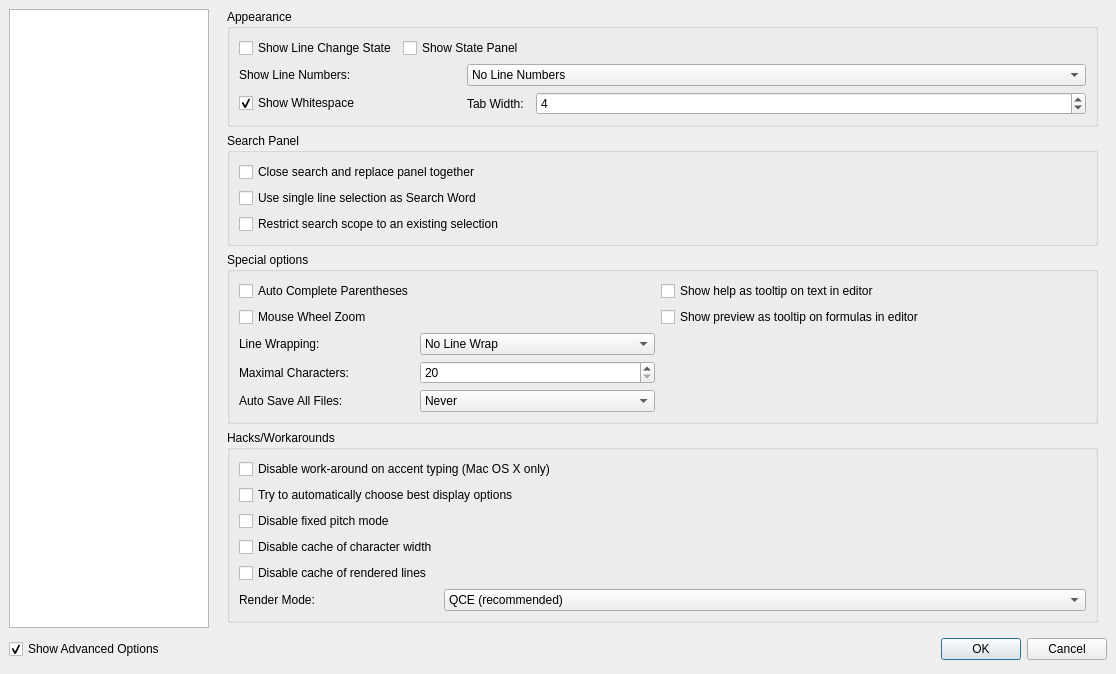
This is configdialog.ui in svn2github/texstudio-trunk as Qt 5 draws it before an edit. The edited form follows.
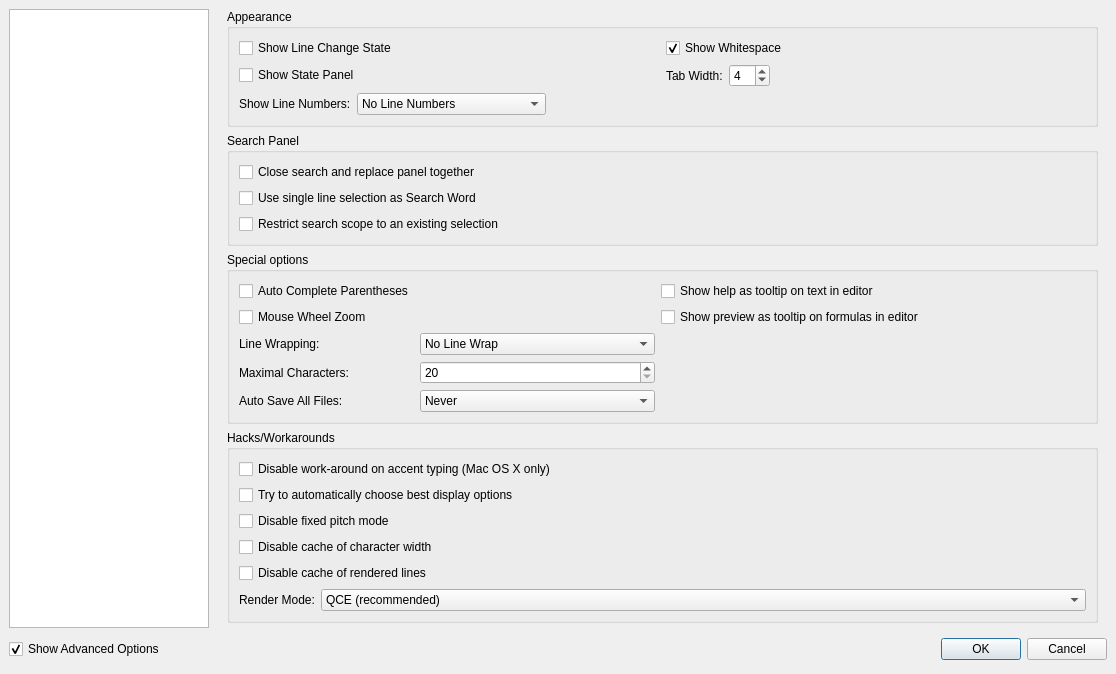
This is the edited form. The open tabs and pages were chosen to show the change. Icons and pictures are not drawn.

Commit message: slight layout adjustment

What changed in the file:
```diff
--- a/configdialog.ui
+++ b/configdialog.ui
@@ -1265,34 +1265,16 @@
               <string>Appearance</string>
              </property>
              <layout class="QGridLayout" name="gridLayout_6">
-              <item row="0" column="0">
-               <widget class="QCheckBox" name="checkBoxLineState">
-                <property name="text">
-                 <string>Show Line Change State</string>
-                </property>
-                <property name="advancedOption" stdset="0">
-                 <bool>true</bool>
-                </property>
-               </widget>
-              </item>
-              <item row="0" column="1" colspan="2">
-               <widget class="QCheckBox" name="checkBoxState">
-                <property name="text">
-                 <string>Show State Panel</string>
-                </property>
-                <property name="advancedOption" stdset="0">
-                 <bool>true</bool>
-                </property>
-               </widget>
-              </item>
-              <item row="1" column="0" colspan="2">
+              <item row="2" column="0">
+               <layout class="QHBoxLayout" name="horizontalLayout_6">
+                <item>
                <widget class="QLabel" name="label_33">
                 <property name="text">
                  <string>Show Line Numbers:</string>
                 </property>
                </widget>
               </item>
-              <item row="1" column="2" colspan="3">
+                <item>
                <widget class="QComboBox" name="comboboxLineNumbers">
                 <property name="advancedOption" stdset="0">
                  <bool>true</bool>
@@ -1314,34 +1296,42 @@
                 </item>
                </widget>
               </item>
-              <item row="2" column="0" colspan="2">
-               <widget class="QCheckBox" name="checkBoxShowWhitespace">
+                <item>
+                 <spacer name="horizontalSpacer_6">
+                  <property name="orientation">
+                   <enum>Qt::Horizontal</enum>
+                  </property>
+                  <property name="sizeHint" stdset="0">
+                   <size>
+                    <width>40</width>
+                    <height>20</height>
+                   </size>
+                  </property>
+                 </spacer>
+                </item>
+               </layout>
+              </item>
+              <item row="1" column="0">
+               <widget class="QCheckBox" name="checkBoxState">
                 <property name="text">
-                 <string>Show Whitespace</string>
-                </property>
-                <property name="checked">
-                 <bool>true</bool>
+                 <string>Show State Panel</string>
                 </property>
                 <property name="advancedOption" stdset="0">
                  <bool>true</bool>
                 </property>
                </widget>
               </item>
-              <item row="2" column="2" colspan="2">
+              <item row="1" column="1">
+               <layout class="QHBoxLayout" name="horizontalLayout_7">
+                <item>
                <widget class="QLabel" name="label_22">
                 <property name="text">
                  <string>Tab Width:</string>
                 </property>
                </widget>
               </item>
-              <item row="2" column="4">
+                <item>
                <widget class="QSpinBox" name="sbTabSpace">
-                <property name="sizePolicy">
-                 <sizepolicy hsizetype="MinimumExpanding" vsizetype="Fixed">
-                  <horstretch>0</horstretch>
-                  <verstretch>0</verstretch>
-                 </sizepolicy>
-                </property>
                 <property name="minimum">
                  <number>2</number>
                 </property>
@@ -1350,6 +1340,44 @@
                 </property>
                 <property name="value">
                  <number>4</number>
+                  </property>
+                 </widget>
+                </item>
+                <item>
+                 <spacer name="horizontalSpacer_5">
+                  <property name="orientation">
+                   <enum>Qt::Horizontal</enum>
+                  </property>
+                  <property name="sizeHint" stdset="0">
+                   <size>
+                    <width>0</width>
+                    <height>20</height>
+                   </size>
+                  </property>
+                 </spacer>
+                </item>
+               </layout>
+              </item>
+              <item row="0" column="1">
+               <widget class="QCheckBox" name="checkBoxShowWhitespace">
+                <property name="text">
+                 <string>Show Whitespace</string>
+                </property>
+                <property name="checked">
+                 <bool>true</bool>
+                </property>
+                <property name="advancedOption" stdset="0">
+                 <bool>true</bool>
+                </property>
+               </widget>
+              </item>
+              <item row="0" column="0">
+               <widget class="QCheckBox" name="checkBoxLineState">
+                <property name="text">
+                 <string>Show Line Change State</string>
+                </property>
+                <property name="advancedOption" stdset="0">
+                 <bool>true</bool>
                 </property>
                </widget>
               </item>
@@ -1527,54 +1555,36 @@
              <property name="title">
               <string>Hacks/Workarounds</string>
              </property>
-             <layout class="QGridLayout" name="gridLayout_9">
-              <item row="2" column="0" colspan="2">
+             <layout class="QVBoxLayout" name="verticalLayout_11">
+              <item>
                <widget class="QCheckBox" name="checkBoxHackDisableAccentWorkaround">
                 <property name="text">
                  <string>Disable work-around on accent typing (Mac OS X only)</string>
                 </property>
                </widget>
               </item>
-              <item row="8" column="1">
-               <widget class="QComboBox" name="comboBoxHackRenderMode">
                 <item>
-                 <property name="text">
-                  <string>QCE (recommended)</string>
-                 </property>
-                </item>
-                <item>
-                 <property name="text">
-                  <string>Qt</string>
-                 </property>
-                </item>
-                <item>
-                 <property name="text">
-                  <string>Single Letter</string>
-                 </property>
-                </item>
-               </widget>
-              </item>
-              <item row="8" column="0">
-               <widget class="QLabel" name="label_11">
-                <property name="sizePolicy">
-                 <sizepolicy hsizetype="Maximum" vsizetype="Preferred">
-                  <horstretch>0</horstretch>
-                  <verstretch>0</verstretch>
-                 </sizepolicy>
-                </property>
-                <property name="text">
-                 <string>Render Mode:</string>
-                </property>
-               </widget>
-              </item>
-              <item row="4" column="0" colspan="2">
                <widget class="QCheckBox" name="checkBoxHackAutoRendering">
                 <property name="text">
                  <string>Try to automatically choose best display options</string>
                 </property>
                </widget>
               </item>
-              <item row="7" column="0">
+              <item>
+               <widget class="QCheckBox" name="checkBoxHackDisableFixedPitch">
+                <property name="text">
+                 <string>Disable fixed pitch mode</string>
+                </property>
+               </widget>
+              </item>
+              <item>
+               <widget class="QCheckBox" name="checkBoxHackDisableWidthCache">
+                <property name="text">
+                 <string>Disable cache of character width</string>
+                </property>
+               </widget>
+              </item>
+              <item>
                <widget class="QCheckBox" name="checkBoxHackDisableLineCache">
                 <property name="toolTip">
                  <string>If the cache of rendered lines is enabled, rendered lines are stored in a cache, so they do not have to be rendered again. Leading to a speed improvement (especially on Mac), at the cost of a higher memory usage.</string>
@@ -1584,19 +1594,41 @@
                 </property>
                </widget>
               </item>
-              <item row="6" column="0">
-               <widget class="QCheckBox" name="checkBoxHackDisableWidthCache">
+              <item>
+               <layout class="QHBoxLayout" name="horizontalLayout_8">
+                <item>
+                 <widget class="QLabel" name="label_11">
+                  <property name="sizePolicy">
+                   <sizepolicy hsizetype="Maximum" vsizetype="Preferred">
+                    <horstretch>0</horstretch>
+                    <verstretch>0</verstretch>
+                   </sizepolicy>
+                  </property>
                 <property name="text">
-                 <string>Disable cache of character width</string>
+                   <string>Render Mode:</string>
                 </property>
                </widget>
               </item>
-              <item row="5" column="0">
-               <widget class="QCheckBox" name="checkBoxHackDisableFixedPitch">
+                <item>
+                 <widget class="QComboBox" name="comboBoxHackRenderMode">
+                  <item>
                 <property name="text">
-                 <string>Disable fixed pitch mode</string>
-                </property>
-               </widget>
+                    <string>QCE (recommended)</string>
+                   </property>
+                  </item>
+                  <item>
+                   <property name="text">
+                    <string>Qt</string>
+                   </property>
+                  </item>
+                  <item>
+                   <property name="text">
+                    <string>Single Letter</string>
+                   </property>
+                  </item>
+                 </widget>
+                </item>
+               </layout>
               </item>
              </layout>
             </widget>
```
Left out of the diff: 13 changed lines with no effect on the pictures. Lines whose indentation alone changed are shown as unchanged.
